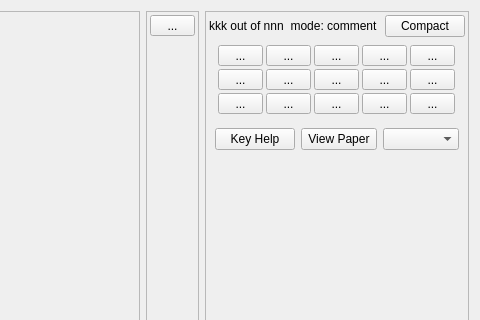
This is qtCreatorFiles/ui_annotator_lhm.ui in plomgrading/plom as Qt 5 draws it before an edit; both pictures show x 382 to 862 and y 0 to 320 of the 862 by 670 pixel window. The edited form follows.
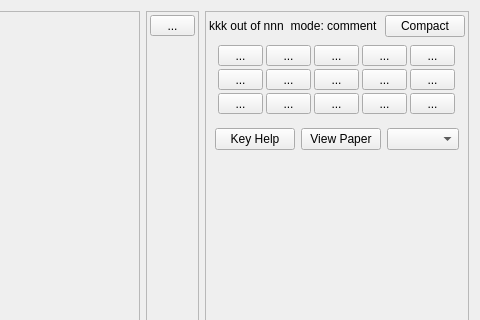
This is the edited form.

Commit message: lhm/rhm: make view button have similar size settings

```diff
--- a/qtCreatorFiles/ui_annotator_lhm.ui
+++ b/qtCreatorFiles/ui_annotator_lhm.ui
@@ -426,23 +426,11 @@
          <item>
           <widget class="QPushButton" name="viewButton">
            <property name="sizePolicy">
-            <sizepolicy hsizetype="Fixed" vsizetype="Fixed">
+            <sizepolicy hsizetype="Preferred" vsizetype="Fixed">
              <horstretch>1</horstretch>
              <verstretch>0</verstretch>
             </sizepolicy>
            </property>
-           <property name="minimumSize">
-            <size>
-             <width>45</width>
-             <height>0</height>
-            </size>
-           </property>
-           <property name="maximumSize">
-            <size>
-             <width>16777215</width>
-             <height>16777215</height>
-            </size>
-           </property>
            <property name="text">
             <string>View Paper</string>
            </property>
```
The commit also changes 3 other files.
